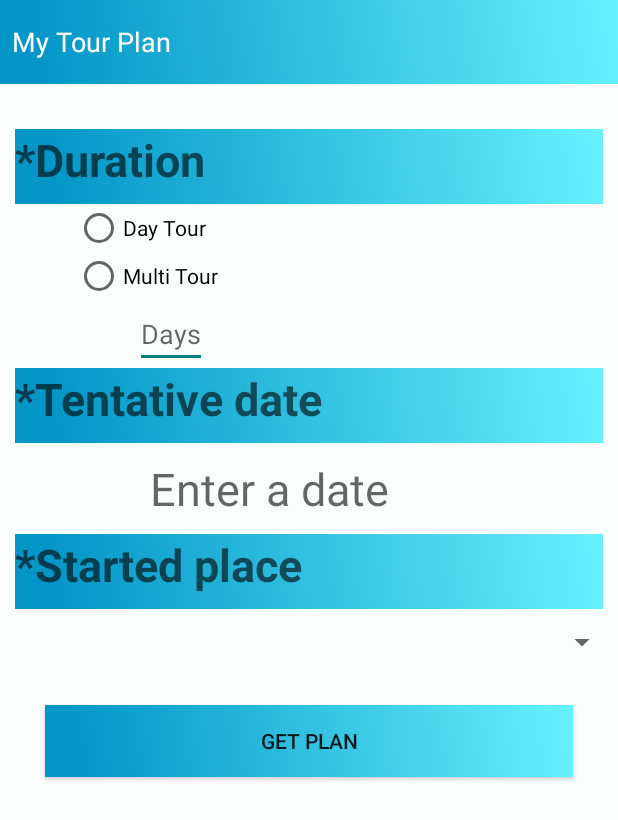
After one commit to rmahbub63/TravelMate, an Android app: the layout activity_my_tour_plan_next.xml on its own in the app's theme, with its tools: preview values and no code run, on a phone screen of 412 x 824 dp. The commit adds this screen. Shown: the top 820 px of the screen. Run offline under Robolectric (Android 15) with nearby library versions, the phone set to English and light mode, and no system bars.

Commit message:
xml of MyTourPlanNext

```diff
--- a/app/src/main/res/layout/activity_my_tour_plan.xml
+++ b/app/src/main/res/layout/activity_my_tour_plan.xml
@@ -91,8 +91,6 @@
                 />
 
 
-
-
         </LinearLayout>
         <LinearLayout
             android:layout_width="match_parent"
--- /dev/null
+++ b/app/src/main/res/layout/activity_my_tour_plan_next.xml
@@ -0,0 +1,134 @@
+<?xml version="1.0" encoding="utf-8"?>
+<RelativeLayout xmlns:android="http://schemas.android.com/apk/res/android"
+    xmlns:app="http://schemas.android.com/apk/res-auto"
+    xmlns:tools="http://schemas.android.com/tools"
+    android:layout_width="match_parent"
+    android:layout_height="match_parent"
+    tools:context="com.example.mahbub.travelmateui.MyTourPlanNext">
+
+    <LinearLayout
+        android:id="@+id/linear_layout"
+        android:layout_width="match_parent"
+        android:layout_height="?attr/actionBarSize"
+        android:background="@drawable/linear_bg"
+        android:orientation="vertical"
+        android:gravity="center"
+        >
+
+        <TextView
+            android:layout_width="match_parent"
+            android:layout_height="wrap_content"
+            android:text="My Tour Plan"
+            android:layout_marginLeft="5dp"
+            android:textColor="@android:color/white"
+            style="@style/Base.TextAppearance.AppCompat.Medium"/>
+    </LinearLayout>
+
+    <TextView
+        android:id="@+id/textViewDuration"
+        android:layout_below="@+id/linear_layout"
+        android:layout_width="match_parent"
+        android:layout_height="wrap_content"
+        android:layout_marginTop="30dp"
+        android:text="*Duration"
+        style="@style/Base.TextAppearance.AppCompat.Medium"
+        android:textSize="30sp"
+        android:textStyle="bold"
+        android:layout_marginLeft="10dp"
+        android:layout_marginRight="10dp"
+        android:minHeight="50dp"
+        android:background="@drawable/linear_bg"/>
+
+    <RadioGroup
+        android:id="@+id/radioGroup"
+        android:layout_below="@id/textViewDuration"
+        android:layout_width="wrap_content"
+        android:layout_height="wrap_content"
+        android:layout_marginLeft="50dp">
+
+        <RadioButton
+            android:id="@+id/radioButtonDayTour"
+
+            android:layout_width="wrap_content"
+            android:layout_height="wrap_content"
+            android:text="Day Tour"/>
+
+        <RadioButton
+            android:id="@+id/radioButtonMultiTour"
+            android:layout_width="wrap_content"
+            android:layout_height="wrap_content"
+            android:text="Multi Tour"/>
+        <EditText
+            android:id="@+id/editTextDayInput"
+            android:layout_width="wrap_content"
+            android:layout_height="wrap_content"
+            android:layout_marginLeft="40dp"
+            android:hint="Days"
+            />
+    </RadioGroup>
+
+    <TextView
+        android:id="@+id/textViewTitle"
+        android:layout_below="@id/radioGroup"
+        android:layout_width="match_parent"
+        android:layout_height="wrap_content"
+        android:text="*Tentative date"
+        style="@style/Base.TextAppearance.AppCompat.Medium"
+        android:textSize="30sp"
+        android:textStyle="bold"
+        android:layout_marginLeft="10dp"
+        android:layout_marginRight="10dp"
+        android:minHeight="50dp"
+        android:background="@drawable/linear_bg"/>
+
+    <TextView
+        android:id="@+id/text"
+        android:layout_below="@+id/textViewTitle"
+        android:layout_width="wrap_content"
+        android:layout_height="wrap_content"
+        android:hint="Enter a date"
+        android:layout_marginLeft="100dp"
+        android:textSize="30sp"
+        android:layout_marginTop="10dp"/>
+
+    <TextView
+        android:id="@+id/textViewTitleStartedPlace"
+        android:layout_below="@id/text"
+        android:layout_width="match_parent"
+        android:layout_height="wrap_content"
+        android:text="*Started place"
+        style="@style/Base.TextAppearance.AppCompat.Medium"
+        android:textSize="30sp"
+        android:textStyle="bold"
+
+        android:layout_marginLeft="10dp"
+        android:layout_marginRight="10dp"
+        android:minHeight="50dp"
+        android:layout_marginTop="10dp"
+        android:background="@drawable/linear_bg"/>
+    <Spinner
+        android:id="@+id/spinnerStartedPlace"
+        android:layout_width="200dp"
+        android:layout_height="wrap_content"
+        android:layout_below="@+id/textViewTitleStartedPlace"
+        android:layout_marginLeft="60dp"
+        android:layout_alignParentEnd="true"
+        android:layout_alignParentRight="true"
+        android:layout_marginTop="10dp"
+        android:contextClickable="true"
+
+        ></Spinner>
+
+    <Button
+       android:layout_marginRight="30dp"
+        android:layout_marginLeft="30dp"
+        android:layout_marginTop="30dp"
+        android:layout_width="match_parent"
+        android:layout_height="wrap_content"
+        android:text="GET PLAN"
+        android:background="@drawable/linear_bg"
+        android:layout_below="@+id/spinnerStartedPlace"
+      />
+
+
+</RelativeLayout>
```
